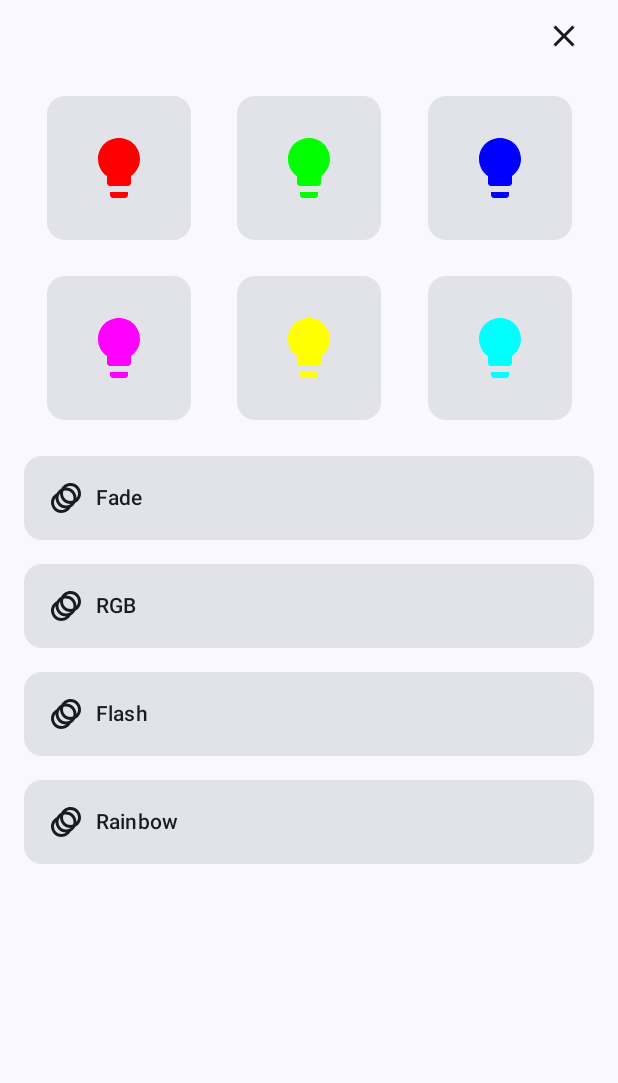
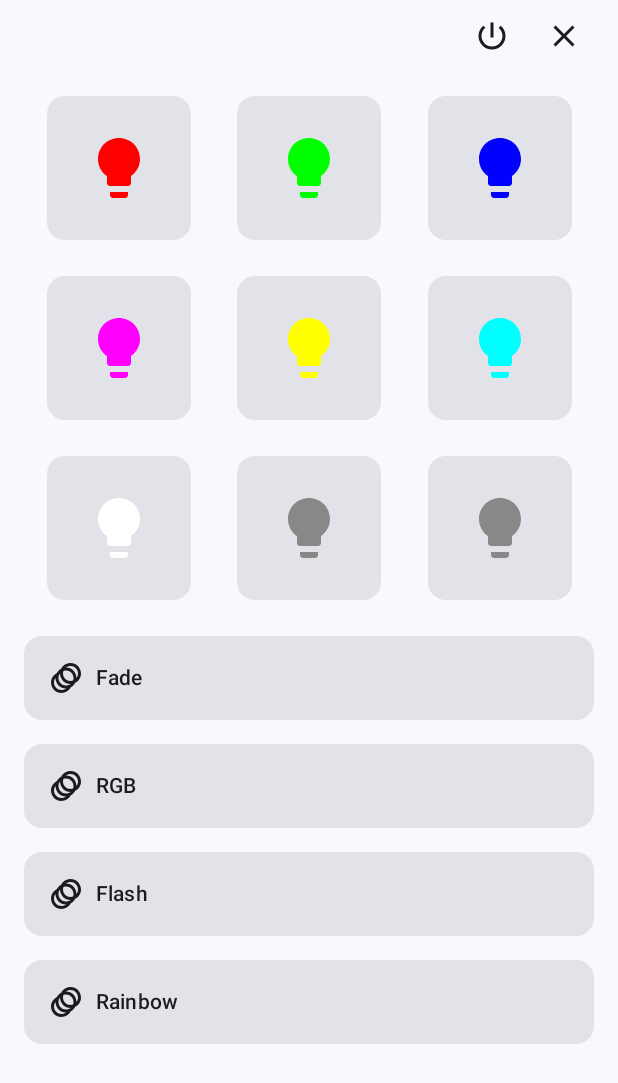
Before and after one commit to serkan-y38/Android-BLE-ESP32-LedControllerApp, an Android app built with Jetpack Compose: the composable LedControlScreen called with empty values, after a tap on "icon", on a phone screen of 412 x 824 dp. Shown: the top 1083 px of the screen. Run offline under Robolectric (Android 15) with nearby library versions, the phone set to English and light mode, and no system bars.

Commit message:
added update led mode functionality

```diff
--- a/app/src/main/java/com/yilmaz/ledcontroller/features/led_control/domain/LedController.kt
+++ b/app/src/main/java/com/yilmaz/ledcontroller/features/led_control/domain/LedController.kt
@@ -1,5 +1,6 @@
 package com.yilmaz.ledcontroller.features.led_control.domain
 
+import com.yilmaz.ledcontroller.features.led_control.domain.model.LedControlModel
 import kotlinx.coroutines.flow.SharedFlow
 import kotlinx.coroutines.flow.StateFlow
 
@@ -20,4 +21,6 @@ interface LedController {
     fun disconnect()
 
     fun release()
+
+    fun updateLedMode(ledControlModel: LedControlModel)
 }
--- /dev/null
+++ b/app/src/main/java/com/yilmaz/ledcontroller/features/led_control/domain/model/LedControlModel.kt
@@ -0,0 +1,9 @@
+package com.yilmaz.ledcontroller.features.led_control.domain.model
+
+import kotlinx.serialization.Serializable
+
+@Serializable
+data class LedControlModel(
+    val mode: String,
+    val isFlashEnabled: Boolean? = null
+)
--- a/app/src/main/java/com/yilmaz/ledcontroller/features/led_control/presentation/screen/home_screen/HomeScreen.kt
+++ b/app/src/main/java/com/yilmaz/ledcontroller/features/led_control/presentation/screen/home_screen/HomeScreen.kt
@@ -85,7 +85,8 @@ fun HomeScreen(
                 LedControlScreen(
                     innerPadding = innerPadding,
                     onDisconnect = { viewModel.disconnect() },
-                    deviceName = state.deviceName
+                    deviceName = state.deviceName,
+                    onUpdateMode = { viewModel.updateLedMode(it) }
                 )
             }
 
--- a/app/src/main/java/com/yilmaz/ledcontroller/features/led_control/presentation/screen/home_screen/componets/LedControlScreen.kt
+++ b/app/src/main/java/com/yilmaz/ledcontroller/features/led_control/presentation/screen/home_screen/componets/LedControlScreen.kt
@@ -1,7 +1,6 @@
 package com.yilmaz.ledcontroller.features.led_control.presentation.screen.home_screen.componets
 
 import android.content.res.Configuration
-import android.provider.CalendarContract.Colors
 import androidx.compose.foundation.clickable
 import androidx.compose.foundation.layout.Arrangement
 import androidx.compose.foundation.layout.Box
@@ -26,6 +25,8 @@ import androidx.compose.material3.MaterialTheme
 import androidx.compose.material3.Scaffold
 import androidx.compose.material3.Text
 import androidx.compose.runtime.Composable
+import androidx.compose.runtime.mutableStateOf
+import androidx.compose.runtime.remember
 import androidx.compose.ui.Alignment
 import androidx.compose.ui.Modifier
 import androidx.compose.ui.graphics.Color
@@ -34,9 +35,19 @@ import androidx.compose.ui.tooling.preview.Devices
 import androidx.compose.ui.tooling.preview.Preview
 import androidx.compose.ui.unit.dp
 import com.yilmaz.ledcontroller.R
+import com.yilmaz.ledcontroller.features.led_control.domain.model.LedControlModel
 
 @Composable
-fun LedControlScreen(innerPadding: PaddingValues, onDisconnect: () -> Unit, deviceName: String) {
+fun LedControlScreen(
+    innerPadding: PaddingValues,
+    deviceName: String,
+    onDisconnect: () -> Unit,
+    onUpdateMode: (LedControlModel) -> Unit,
+) {
+
+    val lastSelectedStaticColor = remember {
+        mutableStateOf(LedModes.RED)
+    }
 
     Column(
         modifier = Modifier
@@ -54,6 +65,16 @@ fun LedControlScreen(innerPadding: PaddingValues, onDisconnect: () -> Unit, devi
                 style = MaterialTheme.typography.titleLarge,
                 modifier = Modifier.weight(1f)
             )
+            IconButton(onClick = {
+                onUpdateMode(
+                    LedControlModel(mode = LedModes.TURN_OFF.name)
+                )
+            }) {
+                Icon(
+                    painter = painterResource(R.drawable.baseline_power_settings_new_24),
+                    contentDescription = "Disconnect"
+                )
+            }
             IconButton(onClick = { onDisconnect() }) {
                 Icon(
                     imageVector = Icons.Default.Close,
@@ -73,9 +94,24 @@ fun LedControlScreen(innerPadding: PaddingValues, onDisconnect: () -> Unit, devi
                         .wrapContentHeight()
                         .padding(top = 16.dp)
                 ) {
-                    LedItem(onTap = {}, color = Color.Red)
-                    LedItem(onTap = {}, color = Color.Green)
-                    LedItem(onTap = {}, color = Color.Blue)
+                    LedItem(onTap = {
+                        lastSelectedStaticColor.value = LedModes.RED
+                        onUpdateMode(
+                            LedControlModel(mode = lastSelectedStaticColor.value.name)
+                        )
+                    }, color = Color.Red)
+                    LedItem(onTap = {
+                        lastSelectedStaticColor.value = LedModes.GREEN
+                        onUpdateMode(
+                            LedControlModel(mode = lastSelectedStaticColor.value.name)
+                        )
+                    }, color = Color.Green)
+                    LedItem(onTap = {
+                        lastSelectedStaticColor.value = LedModes.BLUE
+                        onUpdateMode(
+                            LedControlModel(mode = lastSelectedStaticColor.value.name)
+                        )
+                    }, color = Color.Blue)
                 }
             }
             item {
@@ -86,9 +122,46 @@ fun LedControlScreen(innerPadding: PaddingValues, onDisconnect: () -> Unit, devi
                         .padding(top = 24.dp)
                         .wrapContentHeight()
                 ) {
-                    LedItem(onTap = {}, color = Color.Magenta)
-                    LedItem(onTap = {}, color = Color.Yellow)
-                    LedItem(onTap = {}, color = Color.Cyan)
+                    LedItem(onTap = {
+                        lastSelectedStaticColor.value = LedModes.MAGENTA
+                        onUpdateMode(
+                            LedControlModel(mode = lastSelectedStaticColor.value.name)
+                        )
+                    }, color = Color.Magenta)
+                    LedItem(onTap = {
+                        lastSelectedStaticColor.value = LedModes.YELLOW
+                        onUpdateMode(
+                            LedControlModel(mode = lastSelectedStaticColor.value.name)
+                        )
+                    }, color = Color.Yellow)
+                    LedItem(onTap = {
+                        lastSelectedStaticColor.value = LedModes.CYAN
+                        onUpdateMode(
+                            LedControlModel(mode = lastSelectedStaticColor.value.name)
+                        )
+                    }, color = Color.Cyan)
+                }
+            }
+            item {
+                Row(
+                    horizontalArrangement = Arrangement.SpaceEvenly,
+                    modifier = Modifier
+                        .fillMaxWidth()
+                        .padding(top = 24.dp)
+                        .wrapContentHeight()
+                ) {
+                    LedItem(onTap = {
+                        lastSelectedStaticColor.value = LedModes.WHITE
+                        onUpdateMode(
+                            LedControlModel(mode = lastSelectedStaticColor.value.name)
+                        )
+                    }, color = Color.White)
+                    LedItem(onTap = {
+
+                    }, color = Color.Gray)
+                    LedItem(onTap = {
+
+                    }, color = Color.Gray)
                 }
             }
             item {
@@ -100,10 +173,23 @@ fun LedControlScreen(innerPadding: PaddingValues, onDisconnect: () -> Unit, devi
             }
             item {
                 Column {
-                    AnimationItem(onTap = {}, animation = "Fade")
-                    AnimationItem(onTap = {}, animation = "RGB")
-                    AnimationItem(onTap = {}, animation = "Flash")
-                    AnimationItem(onTap = {}, animation = "Rainbow")
+                    AnimationItem(onTap = {
+                        onUpdateMode(LedControlModel(mode = LedModes.FADE.name))
+                    }, animation = "Fade")
+                    AnimationItem(onTap = {
+                        onUpdateMode(LedControlModel(mode = LedModes.RGB.name))
+                    }, animation = "RGB")
+                    AnimationItem(onTap = {
+                        onUpdateMode(
+                            LedControlModel(
+                                mode = lastSelectedStaticColor.value.name,
+                                isFlashEnabled = true
+                            )
+                        )
+                    }, animation = "Flash")
+                    AnimationItem(onTap = {
+                        onUpdateMode(LedControlModel(mode = LedModes.RAINBOW.name))
+                    }, animation = "Rainbow")
                 }
             }
         }
@@ -158,6 +244,20 @@ fun AnimationItem(onTap: () -> Unit, animation: String) {
     }
 }
 
+enum class LedModes {
+    RED,
+    GREEN,
+    BLUE,
+    MAGENTA,
+    YELLOW,
+    CYAN,
+    WHITE,
+    FADE,
+    RGB,
+    RAINBOW,
+    TURN_OFF
+}
+
 @Preview(
     showBackground = true,
     showSystemUi = true,
@@ -167,6 +267,10 @@ fun AnimationItem(onTap: () -> Unit, animation: String) {
 @Composable
 fun Preview(modifier: Modifier = Modifier) {
     Scaffold {
-        LedControlScreen(innerPadding = it, onDisconnect = {}, deviceName = "ESP32")
+        LedControlScreen(
+            innerPadding = it,
+            onDisconnect = {},
+            deviceName = "ESP32",
+            onUpdateMode = {})
     }
 }
--- /dev/null
+++ b/app/src/main/res/drawable/baseline_power_settings_new_24.xml
@@ -0,0 +1,12 @@
+<vector xmlns:android="http://schemas.android.com/apk/res/android"
+    android:width="24dp"
+    android:height="24dp"
+    android:tint="#000000"
+    android:viewportWidth="24"
+    android:viewportHeight="24">
+
+    <path
+        android:fillColor="@android:color/white"
+        android:pathData="M13,3h-2v10h2L13,3zM17.83,5.17l-1.42,1.42C17.99,7.86 19,9.81 19,12c0,3.87 -3.13,7 -7,7s-7,-3.13 -7,-7c0,-2.19 1.01,-4.14 2.58,-5.42L6.17,5.17C4.23,6.82 3,9.26 3,12c0,4.97 4.03,9 9,9s9,-4.03 9,-9c0,-2.74 -1.23,-5.18 -3.17,-6.83z" />
+
+</vector>
```
Also changed, not shown: app/src/main/java/com/yilmaz/ledcontroller/features/led_control/data/LedControllerImpl.kt (+44 -0 lines), app/src/main/java/com/yilmaz/ledcontroller/features/led_control/presentation/screen/home_screen/HomeViewModel.kt (+12 -0 lines).
